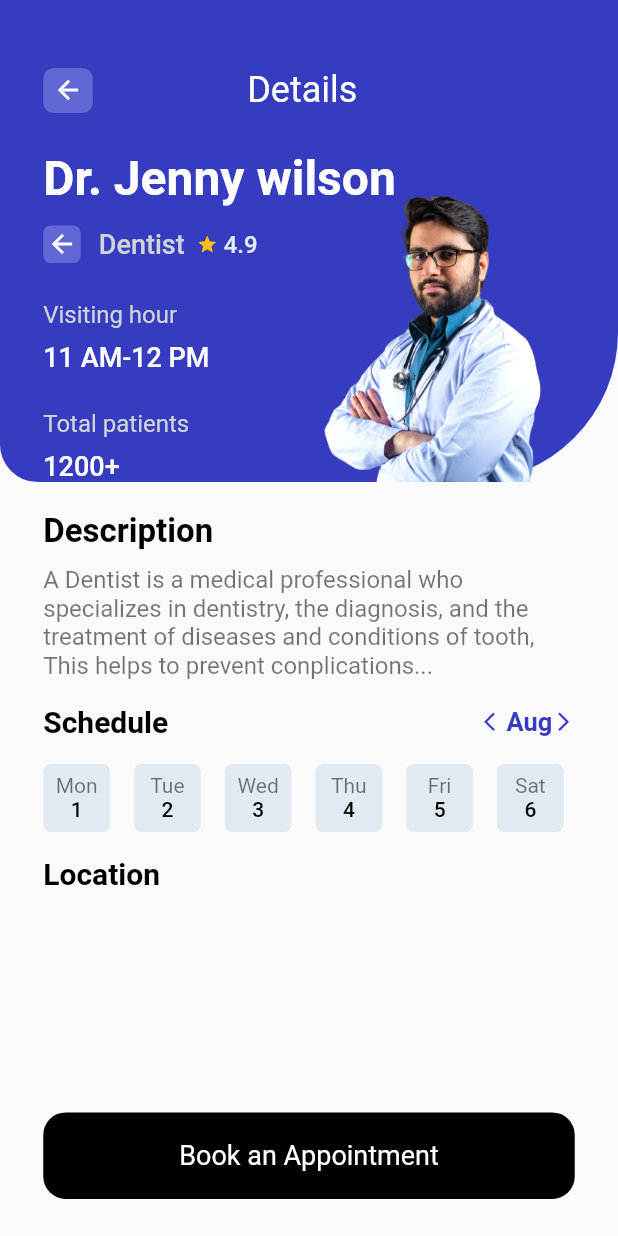
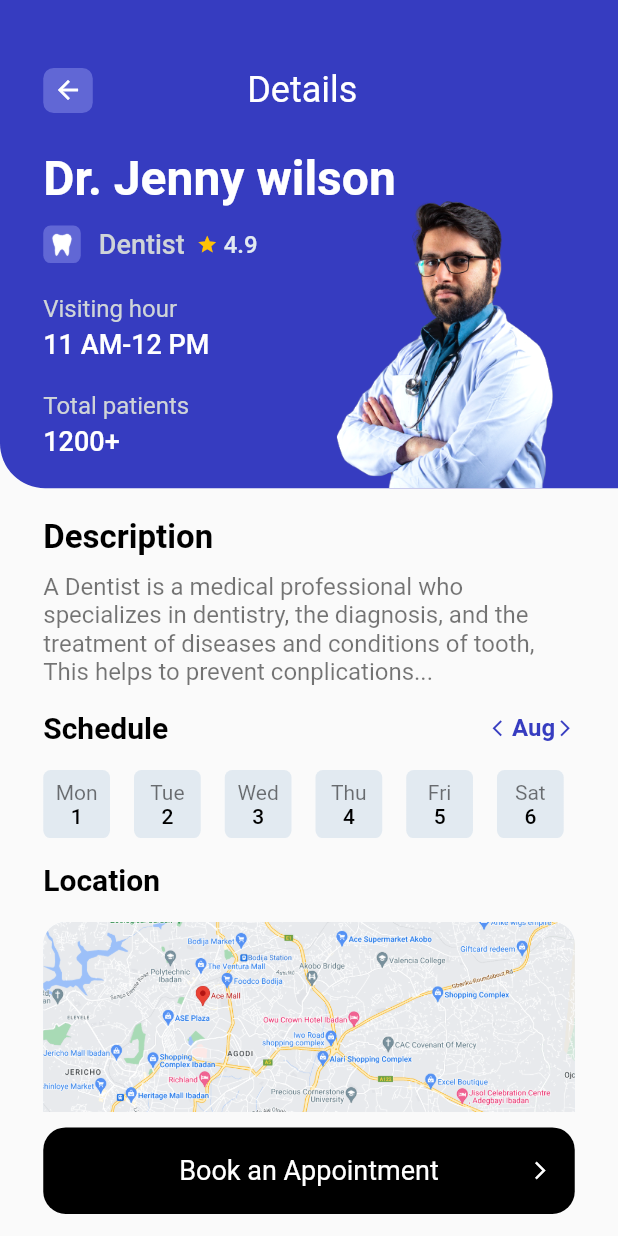
Before and after one commit to adeosunsam/medical-app-mobile, a Flutter app: the screen it shows after launch, after a tap on "Get Started", after a tap on "Dr Ronald Richard", on a phone screen of 412 x 824 dp. Run offline on Flutter 3.47's test engine with Material 2 defaults, Android fonts, the phone set to English and light mode, and no system bars; our stand-ins replace flutter_slidable, flutter_svg.

Commit message:
Fix: code cleaned up

```diff
--- a/lib/Screens/detail_screen.dart
+++ b/lib/Screens/detail_screen.dart
@@ -53,20 +53,21 @@ class _DetailScreenState extends State<DetailScreen> {
               height: size.height * .9,
               child: SingleChildScrollView(
                 child: Column(
+                  crossAxisAlignment: CrossAxisAlignment.end,
                   children: [
                     Container(
-                      width: double.infinity,
+                      width: size.width,
                       decoration: const BoxDecoration(
                         color: ColorConstant.primaryColor,
                         borderRadius: BorderRadius.only(
-                          bottomLeft: Radius.circular(25),
-                          bottomRight: Radius.circular(100),
+                          bottomLeft: Radius.circular(30),
+                          bottomRight: Radius.circular(0),
                         ),
                       ),
                       child: Stack(
                         children: [
                           Positioned(
-                            left: size.width * .33,
+                            left: size.width * .35,
                             bottom: 0,
                             child: Image.asset(
                               "assets/images/doctor3.png",
@@ -139,10 +140,8 @@ class _DetailScreenState extends State<DetailScreen> {
                                         color: const Color.fromARGB(
                                             255, 97, 103, 213),
                                       ),
-                                      child: const Icon(
-                                        Icons.arrow_back,
-                                        color: Colors.white,
-                                        size: 20,
+                                      child: Image.asset(
+                                        "assets/images/tooth.png",
                                       ),
                                     ),
                                     const SizedBox(width: 12),
@@ -172,7 +171,7 @@ class _DetailScreenState extends State<DetailScreen> {
                                     ),
                                   ],
                                 ),
-                                SizedBox(height: size.height * .03),
+                                SizedBox(height: size.height * .025),
                                 const Text(
                                   "Visiting hour",
                                   style: TextStyle(
@@ -181,7 +180,7 @@ class _DetailScreenState extends State<DetailScreen> {
                                     fontSize: 16,
                                   ),
                                 ),
-                                SizedBox(height: size.height * .01),
+                                SizedBox(height: size.height * .005),
                                 const Text(
                                   "11 AM-12 PM",
                                   style: TextStyle(
@@ -190,7 +189,7 @@ class _DetailScreenState extends State<DetailScreen> {
                                     fontSize: 18,
                                   ),
                                 ),
-                                SizedBox(height: size.height * .03),
+                                SizedBox(height: size.height * .025),
                                 const Text(
                                   "Total patients",
                                   style: TextStyle(
@@ -199,7 +198,7 @@ class _DetailScreenState extends State<DetailScreen> {
                                     fontSize: 16,
                                   ),
                                 ),
-                                SizedBox(height: size.height * .01),
+                                SizedBox(height: size.height * .005),
                                 const Text(
                                   "1200+",
                                   style: TextStyle(
@@ -208,6 +207,7 @@ class _DetailScreenState extends State<DetailScreen> {
                                     fontSize: 18,
                                   ),
                                 ),
+                                SizedBox(height: size.height * .025),
                               ],
                             ),
                           ),
@@ -270,7 +270,7 @@ class _DetailScreenState extends State<DetailScreen> {
                                     },
                                     child: const Icon(
                                       Icons.arrow_back_ios,
-                                      size: 15,
+                                      size: 13,
                                       color: ColorConstant.primaryColor,
                                     ),
                                   ),
@@ -280,7 +280,7 @@ class _DetailScreenState extends State<DetailScreen> {
                                         : scheduleMonth - 1],
                                     style: const TextStyle(
                                         fontWeight: FontWeight.w600,
-                                        fontSize: 17,
+                                        fontSize: 16,
                                         color: ColorConstant.primaryColor),
                                   ),
                                   GestureDetector(
@@ -293,7 +293,7 @@ class _DetailScreenState extends State<DetailScreen> {
                                     },
                                     child: const Icon(
                                       Icons.arrow_forward_ios,
-                                      size: 15,
+                                      size: 13,
                                       color: ColorConstant.primaryColor,
                                     ),
                                   )
@@ -378,6 +378,23 @@ class _DetailScreenState extends State<DetailScreen> {
                               fontSize: 20,
                             ),
                           ),
+                          Container(
+                            width: double.infinity,
+                            margin: EdgeInsets.symmetric(
+                              vertical: size.height * .02,
+                            ),
+                            height: size.height * .17,
+                            decoration: BoxDecoration(
+                              color: ColorConstant.secondaryColor,
+                              borderRadius: BorderRadius.circular(15),
+                              image: const DecorationImage(
+                                image: AssetImage(
+                                  "assets/images/map.png",
+                                ),
+                                fit: BoxFit.cover,
+                              ),
+                            ),
+                          ),
                         ],
                       ),
                     ),
@@ -387,7 +404,11 @@ class _DetailScreenState extends State<DetailScreen> {
             ),
             Container(
               width: double.infinity,
-              margin: EdgeInsets.symmetric(horizontal: size.width * .07),
+              margin: EdgeInsets.only(
+                top: 10,
+                left: size.width * .07,
+                right: size.width * .07,
+              ),
               height: size.height * .07,
               child: ElevatedButton(
                 onPressed: () {},
@@ -398,13 +419,28 @@ class _DetailScreenState extends State<DetailScreen> {
                     borderRadius: BorderRadius.circular(15),
                   ),
                 ),
-                child: const Text(
+                child: Stack(
+                  children: const [
+                    Align(
+                      alignment: Alignment.center,
+                      child: Text(
                         "Book an Appointment",
                         style: TextStyle(
                           fontSize: 18,
                           fontWeight: FontWeight.w400,
                           color: Colors.white,
                         ),
+                      ),
+                    ),
+                    Align(
+                      alignment: Alignment.centerRight,
+                      child: Icon(
+                        Icons.arrow_forward_ios,
+                        color: Colors.white,
+                        size: 14,
+                      ),
+                    ),
+                  ],
                 ),
               ),
             ),
--- a/lib/components/colors.dart
+++ b/lib/components/colors.dart
@@ -1,4 +1,4 @@
-import 'dart:ui';
+import 'package:flutter/material.dart';
 
 class ColorConstant {
   static const primaryColor = Color(0xFF363CC0);
--- a/lib/main.dart
+++ b/lib/main.dart
@@ -1,7 +1,10 @@
 import 'package:flutter/material.dart';
 import 'package:medical_app_mobile/Screens/onboarding_screen.dart';
+import 'package:medical_app_mobile/components/colors.dart';
 
-void main() {
+void main() async {
+  //delayed launch to allow pageview to load
+  await Future.delayed(const Duration(milliseconds: 200));
   runApp(const MyApp());
 }
 
@@ -14,7 +17,7 @@ class MyApp extends StatelessWidget {
       title: 'Medical App',
       debugShowCheckedModeBanner: false,
       theme: ThemeData(
-        primarySwatch: Colors.blue,
+        primaryColor: ColorConstant.primaryColor,
       ),
       home: const OnboardingScreen(),
     );
```
Also changed, not shown: assets/images/map.png (added), assets/images/nurse2.png (deleted), assets/images/tooth.png (added). Lines whose indentation alone changed are shown as unchanged.
